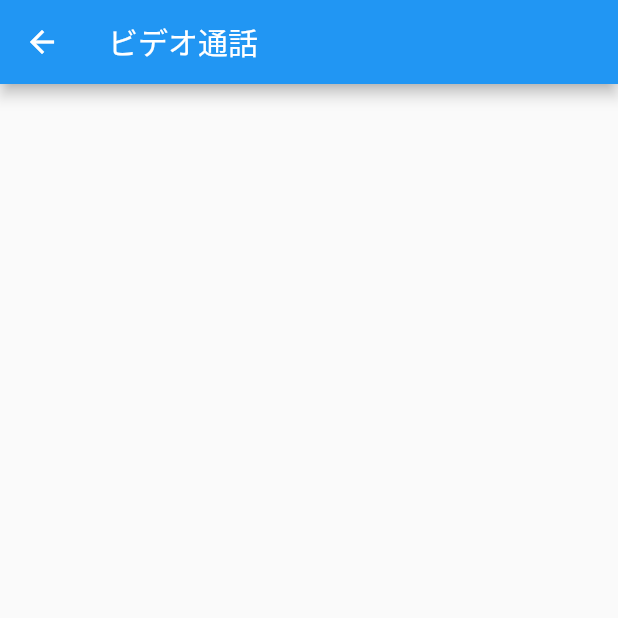
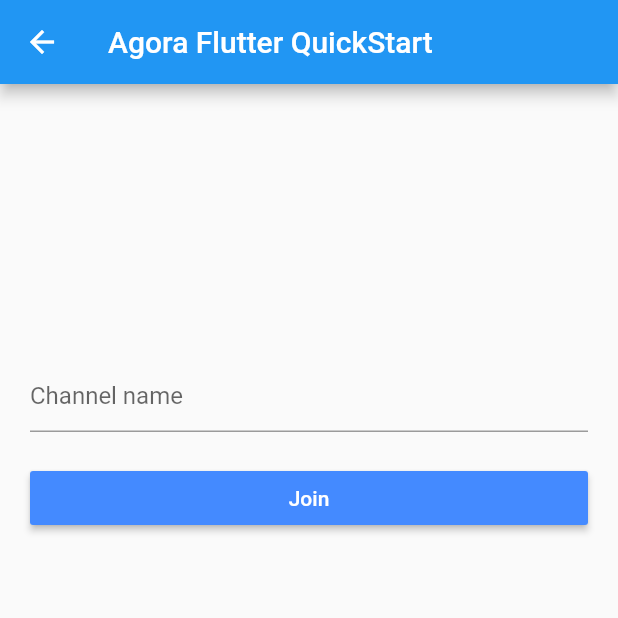
Before and after one commit to frevo-works/flutter_mobile, a Flutter app: the screen it shows after launch, after a tap on "ビデオ通話", on a phone screen of 412 x 824 dp, the top half of it. Run offline on Flutter 3.47's test engine with Material 2 defaults, Android fonts, the phone set to English and light mode, and no system bars; our stand-ins replace permission_handler; missing offline and left inert: agora_rtc_engine.

Commit message:
Agoraビデオ通話サンプル実装

```diff
--- a/lib/main.dart
+++ b/lib/main.dart
@@ -3,7 +3,8 @@
 import 'pages/bluetooth.dart';
 import 'pages/face_detect.dart';
 import 'pages/graph.dart';
-import 'pages/video_call.dart';
+import 'pages/video_call/video_call.dart';
+import 'pages/video_call/video_call_index.dart';
 
 void main() {
   runApp(MyApp());
@@ -38,7 +39,7 @@
               onTap: () {
                 Navigator.of(context).push(
                   MaterialPageRoute(builder: (context) {
-                    return VideoCallPage();
+                    return VideoCallIndexPage();
                   }),
                 );
               },
--- a/lib/pages/video_call.dart
+++ /dev/null
@@ -1,20 +0,0 @@
-import 'package:flutter/material.dart';
-
-class VideoCallPage extends StatefulWidget {
-  VideoCallPage({Key key}) : super(key: key);
-
-  @override
-  _VideoCallPageState createState() => _VideoCallPageState();
-}
-
-class _VideoCallPageState extends State<VideoCallPage> {
-  @override
-  Widget build(BuildContext context) {
-    return Scaffold(
-      appBar: AppBar(
-        title: Text("ビデオ通話"),
-      ),
-      body: Column(),
-    );
-  }
-}
--- /dev/null
+++ b/lib/pages/video_call/video_call_index.dart
@@ -0,0 +1,104 @@
+import 'dart:async';
+
+import 'package:agora_rtc_engine/rtc_engine.dart';
+import 'package:flutter/material.dart';
+import 'package:permission_handler/permission_handler.dart';
+
+import 'video_call.dart';
+
+class VideoCallIndexPage extends StatefulWidget {
+  @override
+  State<StatefulWidget> createState() => _IndexState();
+}
+
+class _IndexState extends State<VideoCallIndexPage> {
+  /// create a channelController to retrieve text value
+  final _channelController = TextEditingController();
+
+  /// if channel textField is validated to have error
+  bool _validateError = false;
+
+  @override
+  void dispose() {
+    // dispose input controller
+    _channelController.dispose();
+    super.dispose();
+  }
+
+  @override
+  Widget build(BuildContext context) {
+    return Scaffold(
+      appBar: AppBar(
+        title: Text('Agora Flutter QuickStart'),
+      ),
+      body: Center(
+        child: Container(
+          padding: const EdgeInsets.symmetric(horizontal: 20),
+          height: 400,
+          child: Column(
+            children: <Widget>[
+              Row(
+                children: <Widget>[
+                  Expanded(
+                      child: TextField(
+                    controller: _channelController,
+                    decoration: InputDecoration(
+                      errorText:
+                          _validateError ? 'Channel name is mandatory' : null,
+                      border: UnderlineInputBorder(
+                        borderSide: BorderSide(width: 1),
+                      ),
+                      hintText: 'Channel name',
+                    ),
+                  ))
+                ],
+              ),
+              Padding(
+                padding: const EdgeInsets.symmetric(vertical: 20),
+                child: Row(
+                  children: <Widget>[
+                    Expanded(
+                      child: RaisedButton(
+                        onPressed: onJoin,
+                        child: Text('Join'),
+                        color: Colors.blueAccent,
+                        textColor: Colors.white,
+                      ),
+                    )
+                  ],
+                ),
+              )
+            ],
+          ),
+        ),
+      ),
+    );
+  }
+
+  Future<void> onJoin() async {
+    // update input validation
+    setState(() {
+      _channelController.text.isEmpty
+          ? _validateError = true
+          : _validateError = false;
+    });
+    if (_channelController.text.isNotEmpty) {
+      // await for camera and mic permissions before pushing video page
+      await _handleCameraAndMic();
+      // push video page with given channel name
+      await Navigator.push(
+        context,
+        MaterialPageRoute(
+          builder: (context) =>
+              VideoCallPage(channelName: _channelController.text),
+        ),
+      );
+    }
+  }
+
+  Future<void> _handleCameraAndMic() async {
+    await PermissionHandler().requestPermissions(
+      [PermissionGroup.camera, PermissionGroup.microphone],
+    );
+  }
+}
--- a/pubspec.yaml
+++ b/pubspec.yaml
@@ -28,6 +28,8 @@
   # The following adds the Cupertino Icons font to your application.
   # Use with the CupertinoIcons class for iOS style icons.
   cupertino_icons: ^1.0.0
+  agora_rtc_engine: ^3.1.3
+  permission_handler: ^3.0.0
 
 dev_dependencies:
   flutter_test:
```
Also changed, not shown: lib/pages/video_call/video_call.dart (added, +308 -0 lines), pubspec.lock, 2 other files.
